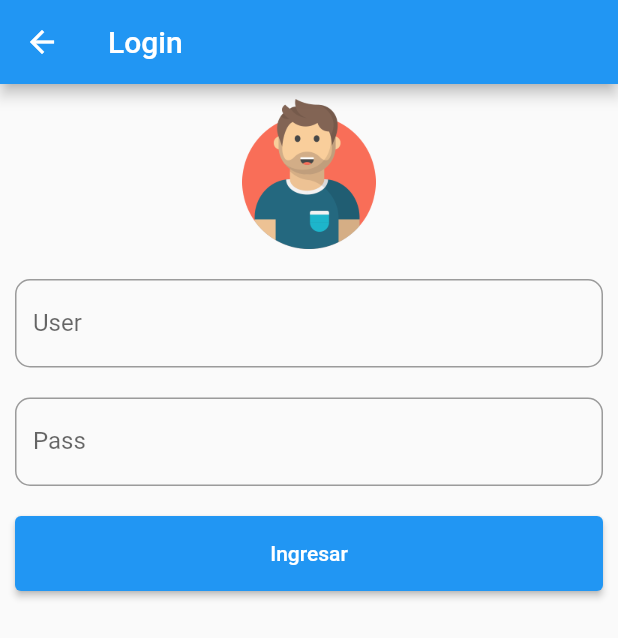
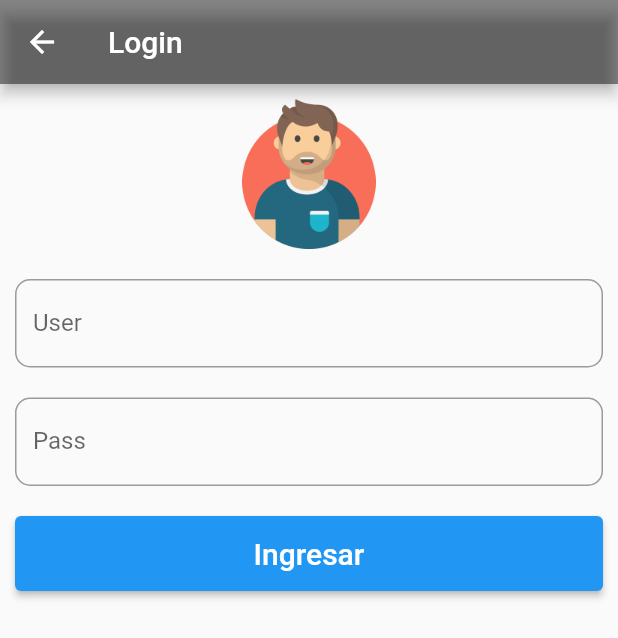
Before and after one commit to Leonardov7/Linea2-Global, a Flutter app: the screen it shows after launch, after a tap on "Ingresar", on a phone screen of 412 x 824 dp. Shown: the top 638 px of the screen. Run offline on Flutter 3.47's test engine with Material 2 defaults, Android fonts, the phone set to English and light mode, and no system bars; our stand-ins replace cloud_firestore, firebase_core; accounts and stored records are empty.

Commit message:
tema oscuro

```diff
--- a/lib/View/Login.dart
+++ b/lib/View/Login.dart
@@ -35,6 +35,7 @@ class LoginApp extends State<Login> {
     return Scaffold(
       appBar: AppBar(
         title: Text('Login'),
+        backgroundColor: Colors.black45,
       ),
       body: SingleChildScrollView(
         child: Column(
@@ -84,7 +85,7 @@ class LoginApp extends State<Login> {
                   pass.clear();
                   //mensaje('Este es un título', 'Este es un mensaje');
                 },
-                child: Text('Ingresar'),
+                child: Text('Ingresar',style: TextStyle(color: Colors.white,fontSize: 20)),
               ),
             ),
           ],
--- a/lib/main.dart
+++ b/lib/main.dart
@@ -47,6 +47,10 @@ class HomeStart extends State<Home> {
               ListTile(
                 title: Text('Ingresar'),
                 leading: Icon(Icons.login),
+                onLongPress: (){
+                  Navigator.push(context,
+                      MaterialPageRoute(builder: (_) => Login()));
+                },
               ),
               ListTile(
                 title: Text('Nuevo usuario'),
```
